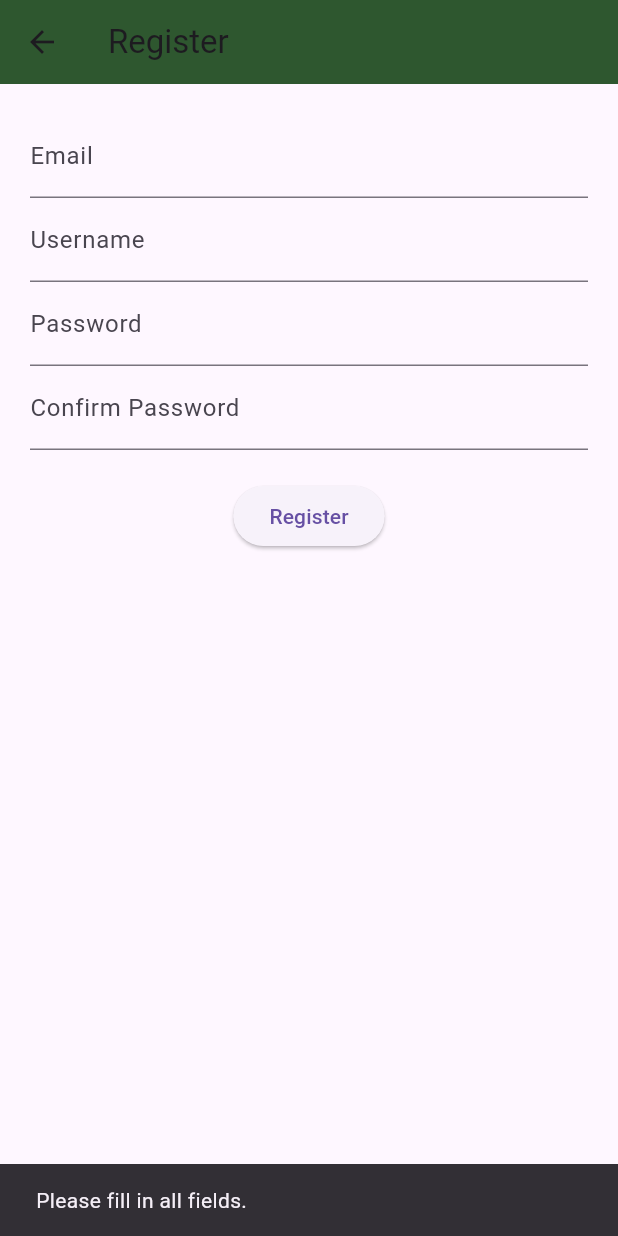
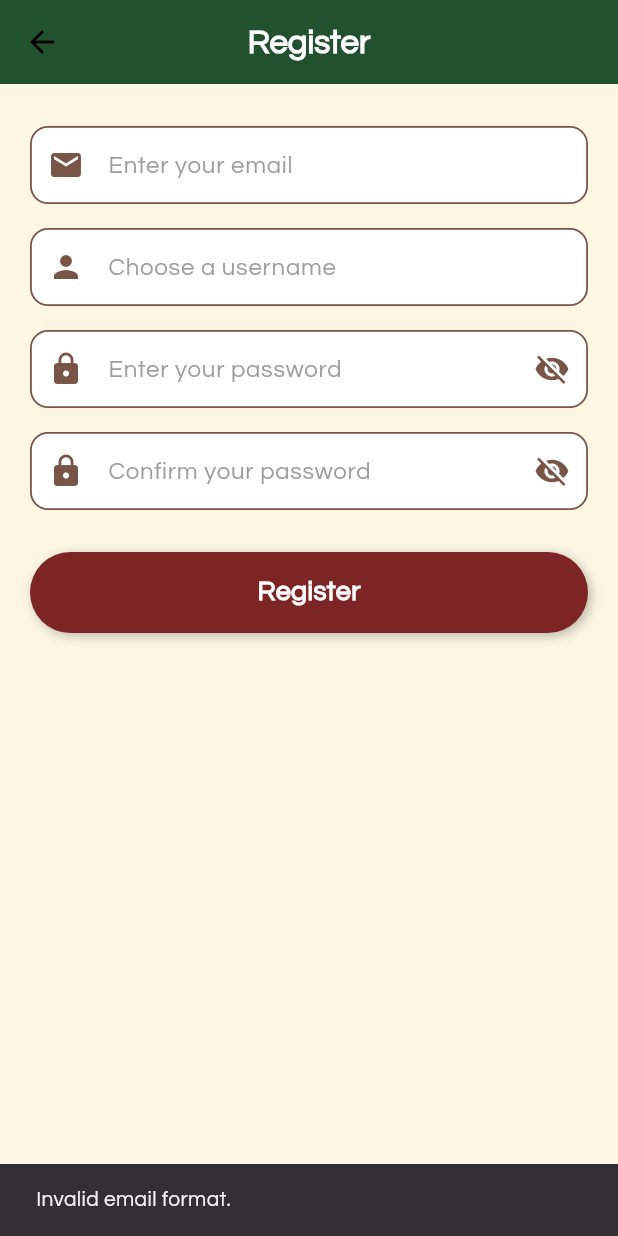
Before and after one commit to yanisa24414/TomatoCare, a Flutter app: the RegisterScreen screen opened directly, after a tap on "Register", on a phone screen of 412 x 824 dp. Run offline on Flutter 3.47's test engine with Material 3 defaults, Android fonts, the phone set to English and light mode, and no system bars; our stand-ins replace camera, permission_handler, shared_preferences; missing offline and left inert: sqlite3; accounts and stored records are empty.

Commit message:
update register page

```diff
--- a/myapp/lib/main.dart
+++ b/myapp/lib/main.dart
@@ -12,7 +12,6 @@ import 'screens/member/camera_screen_member.dart';
 import 'screens/member/post_screen_member.dart';
 import 'screens/member/setting_screen_member.dart';
 import 'dart:developer';
-import 'package:myapp/screens/register_screen.dart';
 
 void main() async {
   WidgetsFlutterBinding.ensureInitialized();
--- a/myapp/lib/screens/register_screen.dart
+++ b/myapp/lib/screens/register_screen.dart
@@ -1,23 +1,23 @@
-// register_screen.dart
 import 'package:flutter/material.dart';
 import 'package:myapp/db.dart'; // Ensure the path is correct
 
 class RegisterScreen extends StatefulWidget {
-  const RegisterScreen({Key? key}) : super(key: key);
+  const RegisterScreen({super.key});
 
   @override
   _RegisterScreenState createState() => _RegisterScreenState();
 }
 
 class _RegisterScreenState extends State<RegisterScreen> {
-  // Text controllers for the form fields.
   final TextEditingController emailController = TextEditingController();
   final TextEditingController usernameController = TextEditingController();
   final TextEditingController passwordController = TextEditingController();
   final TextEditingController confirmPasswordController =
       TextEditingController();
 
-  // Instance of DatabaseHelper.
+  bool _isPasswordVisible = false;
+  bool _isConfirmPasswordVisible = false;
+
   DatabaseHelper? _dbHelper;
 
   @override
@@ -26,10 +26,9 @@ class _RegisterScreenState extends State<RegisterScreen> {
     _initDatabase();
   }
 
-  // Asynchronously initialize the database.
   Future<void> _initDatabase() async {
     _dbHelper = await DatabaseHelper.createInstance();
-    setState(() {}); // Rebuild if needed once the db is ready.
+    setState(() {});
   }
 
   @override
@@ -42,87 +41,190 @@ class _RegisterScreenState extends State<RegisterScreen> {
     super.dispose();
   }
 
-  // Function called when tapping the Register button.
   void _register() {
     final email = emailController.text.trim();
     final username = usernameController.text.trim();
     final password = passwordController.text;
     final confirmPassword = confirmPasswordController.text;
 
-    if (email.isEmpty ||
-        username.isEmpty ||
-        password.isEmpty ||
-        confirmPassword.isEmpty) {
-      ScaffoldMessenger.of(context).showSnackBar(
-          const SnackBar(content: Text("Please fill in all fields.")));
+    // ตรวจสอบอีเมลว่าต้องมี @ และรูปแบบถูกต้อง
+    final emailRegex =
+        RegExp(r'^[a-zA-Z0-9._%+-]+@[a-zA-Z0-9.-]+\.[a-zA-Z]{2,}$');
+    if (!emailRegex.hasMatch(email)) {
+      ScaffoldMessenger.of(context).showSnackBar(SnackBar(
+          content: Text("Invalid email format.",
+              style: TextStyle(fontFamily: 'Questrial'))));
       return;
     }
-    if (password != confirmPassword) {
-      ScaffoldMessenger.of(context).showSnackBar(
-          const SnackBar(content: Text("Passwords do not match.")));
+
+    // ตรวจสอบรหัสผ่านต้องมี 5 ตัวขึ้นไปและมีทั้งตัวอักษรและตัวเลข
+    final passwordRegex = RegExp(r'^(?=.*[A-Za-z])(?=.*\d)[A-Za-z\d]{5,}$');
+    if (!passwordRegex.hasMatch(password)) {
+      ScaffoldMessenger.of(context).showSnackBar(SnackBar(
+          content: Text(
+              "Password must be at least 5 characters long and include letters and numbers.",
+              style: TextStyle(fontFamily: 'Questrial'))));
       return;
     }
+
+    if (password != confirmPassword) {
+      ScaffoldMessenger.of(context).showSnackBar(SnackBar(
+          content: Text("Passwords do not match.",
+              style: TextStyle(fontFamily: 'Questrial'))));
+      return;
+    }
+
     try {
       _dbHelper?.registerUser(
-        email: email,
-        username: username,
-        password: password,
-      );
-      ScaffoldMessenger.of(context).showSnackBar(
-          const SnackBar(content: Text("Registration successful!")));
+          email: email, username: username, password: password);
+      ScaffoldMessenger.of(context).showSnackBar(SnackBar(
+          content: Text("Registration successful!",
+              style: TextStyle(fontFamily: 'Questrial'))));
 
-      // Optionally, clear the text fields.
       emailController.clear();
       usernameController.clear();
       passwordController.clear();
       confirmPasswordController.clear();
 
-      // For debugging, query the table and print the users.
       _dbHelper?.queryUsers();
     } catch (e) {
       print("Error during registration: $e");
-      ScaffoldMessenger.of(context)
-          .showSnackBar(SnackBar(content: Text("Registration failed: $e")));
+      ScaffoldMessenger.of(context).showSnackBar(SnackBar(
+          content: Text("Registration failed: $e",
+              style: TextStyle(fontFamily: 'Questrial'))));
     }
   }
 
   @override
   Widget build(BuildContext context) {
     return Scaffold(
+      backgroundColor: const Color(0xFFFDF6E3), // พื้นหลังสีเดียว
       appBar: AppBar(
-        title: const Text("Register"),
-        backgroundColor: const Color(0xFF2E572F),
+        backgroundColor: Color(0xFF22512F),
+        elevation: 0,
+        leading: IconButton(
+          icon: const Icon(Icons.arrow_back, color: Colors.black),
+          onPressed: () => Navigator.pop(context),
+        ),
+        title: Text(
+          "Register",
+          style: TextStyle(
+              fontFamily: 'Questrial',
+              color: Colors.white,
+              fontWeight: FontWeight.bold),
+        ),
+        centerTitle: true,
       ),
-      body: Padding(
+      body: SingleChildScrollView(
         padding: const EdgeInsets.all(20.0),
         child: Column(
+          mainAxisSize: MainAxisSize.min, // ทำให้ Column ไม่ยืดเต็มหน้าจอ
+          crossAxisAlignment: CrossAxisAlignment.start, // จัดชิดซ้าย
           children: [
-            TextField(
-              controller: emailController,
-              decoration: const InputDecoration(labelText: "Email"),
+            Align(
+              alignment: Alignment.topCenter, // จัดให้อยู่ด้านบนตรงกลาง
+              child: Column(
+                children: [
+                  _buildTextField(
+                      emailController, "Enter your email", Icons.email),
+                  _buildTextField(
+                      usernameController, "Choose a username", Icons.person),
+                  _buildTextField(
+                      passwordController, "Enter your password", Icons.lock,
+                      obscureText: !_isPasswordVisible, toggleObscureText: () {
+                    setState(() {
+                      _isPasswordVisible = !_isPasswordVisible;
+                    });
+                  }),
+                  _buildTextField(confirmPasswordController,
+                      "Confirm your password", Icons.lock,
+                      obscureText: !_isConfirmPasswordVisible,
+                      toggleObscureText: () {
+                    setState(() {
+                      _isConfirmPasswordVisible = !_isConfirmPasswordVisible;
+                    });
+                  }),
+                  const SizedBox(height: 20), // เพิ่มระยะห่าง
+                  GestureDetector(
+                    onTap: _register,
+                    child: Container(
+                      width: double.infinity,
+                      padding: const EdgeInsets.symmetric(vertical: 14),
+                      decoration: BoxDecoration(
+                        borderRadius: BorderRadius.circular(30),
+                        color: const Color(0xFF7D2424),
+                        boxShadow: [
+                          BoxShadow(
+                            color: Colors.black26,
+                            blurRadius: 6,
+                            offset: const Offset(2, 2),
+                          ),
+                        ],
+                      ),
+                      child: Center(
+                        child: Text(
+                          "Register",
+                          style: TextStyle(
+                            fontFamily: 'Questrial',
+                            color: Colors.white,
+                            fontSize: 18,
+                            fontWeight: FontWeight.bold,
+                          ),
+                        ),
+                      ),
+                    ),
+                  ),
+                ],
+              ),
             ),
-            TextField(
-              controller: usernameController,
-              decoration: const InputDecoration(labelText: "Username"),
-            ),
-            TextField(
-              controller: passwordController,
-              decoration: const InputDecoration(labelText: "Password"),
-              obscureText: true,
-            ),
-            TextField(
-              controller: confirmPasswordController,
-              decoration: const InputDecoration(labelText: "Confirm Password"),
-              obscureText: true,
-            ),
-            const SizedBox(height: 20),
-            ElevatedButton(
-              onPressed: _register,
-              child: const Text("Register"),
-            ),
+            const SizedBox(height: 50), // เว้นที่ว่างด้านล่าง
           ],
         ),
       ),
     );
   }
+
+  // ฟังก์ชันสร้าง TextField พร้อมไอคอนเปิด/ปิดรหัสผ่าน
+  Widget _buildTextField(
+      TextEditingController controller, String hint, IconData icon,
+      {bool obscureText = false, VoidCallback? toggleObscureText}) {
+    return Padding(
+      padding: const EdgeInsets.symmetric(vertical: 8.0),
+      child: TextField(
+        controller: controller,
+        obscureText: obscureText,
+        style: TextStyle(fontFamily: 'Questrial'),
+        decoration: InputDecoration(
+          hintText: hint,
+          hintStyle: TextStyle(fontFamily: 'Questrial', color: Colors.grey),
+          prefixIcon: Icon(icon, color: Colors.brown),
+          suffixIcon: toggleObscureText != null
+              ? IconButton(
+                  icon: Icon(
+                    obscureText ? Icons.visibility_off : Icons.visibility,
+                    color: Colors.brown,
+                  ),
+                  onPressed: toggleObscureText,
+                )
+              : null,
+          filled: true,
+          fillColor: Colors.white,
+          border: OutlineInputBorder(
+            borderRadius: BorderRadius.circular(12),
+            borderSide: BorderSide.none,
+          ),
+          contentPadding:
+              const EdgeInsets.symmetric(horizontal: 16, vertical: 14),
+          enabledBorder: OutlineInputBorder(
+            borderRadius: BorderRadius.circular(12),
+            borderSide: const BorderSide(color: Colors.brown, width: 1.2),
+          ),
+          focusedBorder: OutlineInputBorder(
+            borderRadius: BorderRadius.circular(12),
+            borderSide: const BorderSide(color: Color(0xFF7D2424)),
+          ),
+        ),
+      ),
+    );
+  }
 }
```
Also changed, not shown: 4 other files.
